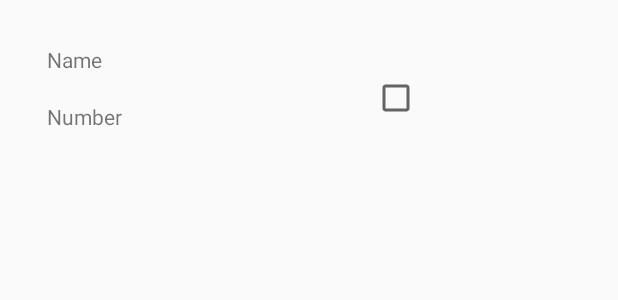
After one commit to DBSE-teaching/isee2018-Codefathers, an Android app: the layout contact_listview.xml on its own in the app's theme, with its tools: preview values and no code run, on a phone screen of 412 x 824 dp. The commit adds this screen. Shown: the top 300 px of the screen. Run offline under Robolectric (Android 15) with nearby library versions, the phone set to English and light mode, and no system bars.

Commit message:
Contacts' Listview "Ready"

```diff
--- a/Tripalert/app/src/main/res/layout/activity_select_contacts.xml
+++ b/Tripalert/app/src/main/res/layout/activity_select_contacts.xml
@@ -34,4 +34,10 @@
         app:layout_constraintBottom_toBottomOf="parent"
         app:layout_constraintEnd_toStartOf="@+id/next"
         tools:text="@android:string/cancel" />
+
+    <ListView
+        android:id="@+id/lvContacts"
+        android:layout_width="match_parent"
+        android:layout_height="384dp"
+        android:layout_centerInParent="true" />
 </android.support.constraint.ConstraintLayout>
--- /dev/null
+++ b/Tripalert/app/src/main/res/layout/contact_listview.xml
@@ -0,0 +1,34 @@
+<?xml version="1.0" encoding="utf-8"?>
+<RelativeLayout xmlns:android="http://schemas.android.com/apk/res/android"
+    android:layout_width="match_parent"
+    android:layout_height="match_parent">
+    <TextView
+        android:id="@+id/tv_Name"
+        android:layout_width="101dp"
+        android:layout_height="wrap_content"
+        android:layout_alignParentStart="true"
+        android:layout_alignParentTop="true"
+        android:layout_marginStart="31dp"
+        android:layout_marginTop="30dp"
+        android:text="Name" />
+
+    <TextView
+        android:id="@+id/tv_Number"
+        android:layout_width="102dp"
+        android:layout_height="wrap_content"
+        android:layout_alignParentTop="true"
+        android:layout_alignStart="@+id/tv_Name"
+        android:layout_marginTop="68dp"
+        android:text="Number" />
+
+    <CheckBox
+        android:id="@+id/cb_CheckBox"
+        android:layout_width="wrap_content"
+        android:layout_height="wrap_content"
+        android:layout_alignParentEnd="true"
+        android:layout_below="@+id/tv_Name"
+        android:layout_marginEnd="132dp" />
+
+
+
+</RelativeLayout>
```
Also changed, not shown: Tripalert/app/src/main/AndroidManifest.xml (+7 -6 lines), Tripalert/app/src/main/java/codefathers/tripalert/activities/SelectContacts.java (+61 -7 lines), Tripalert/app/src/main/java/codefathers/tripalert/adapters/ContactsAdapter.java (added, +90 -0 lines), Tripalert/app/src/main/java/codefathers/tripalert/models/AppUser.java (+10 -0 lines), Tripalert/app/src/main/java/codefathers/tripalert/viewModels/SelectConctactsViewModel.java (+14 -1 lines).
